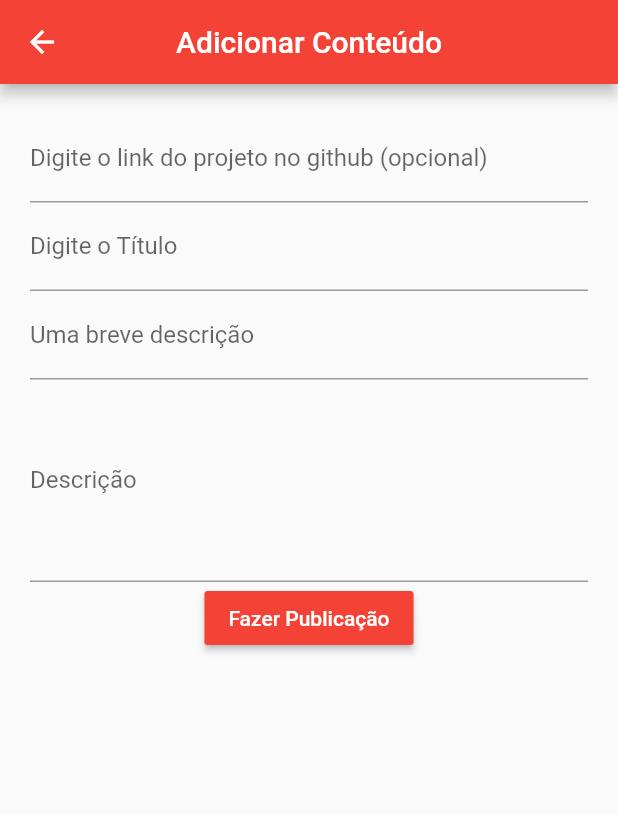
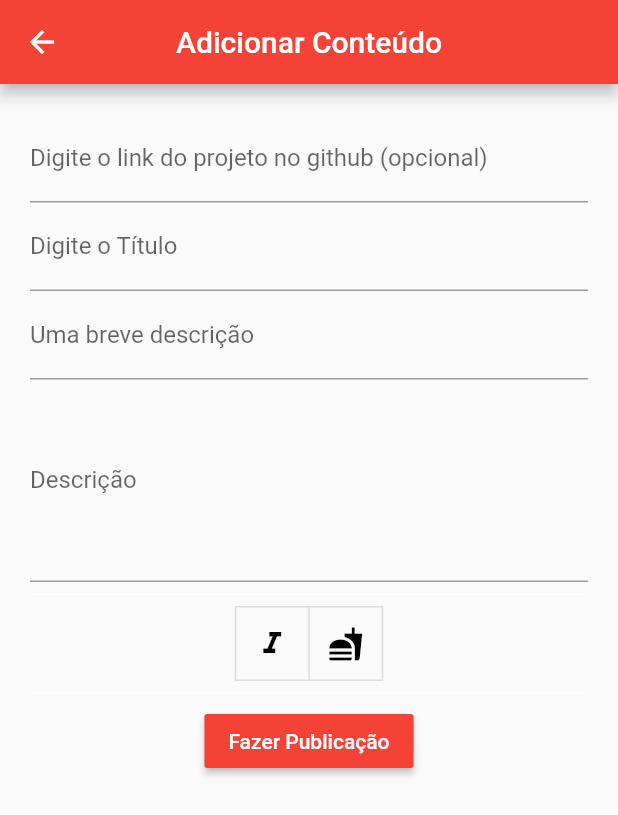
Before and after one commit to ramonpaolo/app-blog-data-science, a Flutter app: the AddConteudo screen opened directly, on a phone screen of 412 x 824 dp. Shown: the top 815 px of the screen. Run offline on Flutter 3.47's test engine with Material 2 defaults, Android fonts, the phone set to English and light mode, and no system bars; our stand-ins replace google_sign_in; missing offline and left inert: mysql1, simple_splashscreen.

```diff
--- a/lib/navigation/Nav.dart
+++ b/lib/navigation/Nav.dart
@@ -77,9 +77,7 @@ class _NavState extends State<Nav> {
       body: index == 0
           ? Home()
           : index == 1
-              ? Chat(
-                  id_user: user["id"],
-                )
+              ? Chat(id_user: user["id"], name: user["name"])
               : index == 2
                   ? Users(
                       email: widget.email,
--- a/lib/routes/chat/Chat.dart
+++ b/lib/routes/chat/Chat.dart
@@ -2,8 +2,10 @@ import 'package:flutter/material.dart';
 import './Visualizacao.dart';
 
 class Chat extends StatefulWidget {
-  Chat({Key key, this.id_user}) : super(key: key);
+  Chat({Key key, this.id_user, this.name}) : super(key: key);
   final int id_user;
+  final String name;
+
   @override
   _ChatState createState() => _ChatState();
 }
@@ -47,7 +49,6 @@ class _ChatState extends State<Chat> {
       "descricao": "Grupo para ajudar você a construir seu Networking :)"
     },
   ];
-
   @override
   void initState() {
     // TODO: implement initState
@@ -68,6 +69,7 @@ class _ChatState extends State<Chat> {
                         context,
                         MaterialPageRoute(
                             builder: (context) => Visualizacao(
+                                  name: widget.name,
                                   titulo: grupos[index]["nome"],
                                   imagem: grupos[index]["imagem"],
                                   id_user: widget.id_user,
--- a/lib/routes/pub/AddConteudo.dart
+++ b/lib/routes/pub/AddConteudo.dart
@@ -15,6 +15,10 @@ class AddConteudo extends StatefulWidget {
 class _AddConteudoState extends State<AddConteudo> {
   final form = GlobalKey<FormState>();
   final snack = GlobalKey<ScaffoldState>();
+
+  List<bool> _selections = List.generate(2, (index) => false);
+
+  FontStyle format_text = FontStyle.normal;
 
   String titulo;
   String rapida_descricao;
@@ -74,7 +78,9 @@ class _AddConteudoState extends State<AddConteudo> {
                     "Breve descrição não informado", rapida_descricao),
                 TextFormField(
                   keyboardType: TextInputType.multiline,
+                  style: TextStyle(fontStyle: format_text),
                   minLines: 5,
+                  enableInteractiveSelection: true,
                   maxLines: 8,
                   decoration: InputDecoration(labelText: "Descrição"),
                   onChanged: (value) {
@@ -83,6 +89,28 @@ class _AddConteudoState extends State<AddConteudo> {
                       print(descricao);
                     });
                   },
+                ),
+                Divider(
+                  color: Colors.white,
+                ),
+                ToggleButtons(
+                  children: [Icon(Icons.format_italic), Icon(Icons.fastfood)],
+                  isSelected: _selections,
+                  onPressed: (index) {
+                    setState(() {
+                      _selections[index] = !_selections[index];
+                      if (_selections[0]) {
+                        format_text = FontStyle.italic;
+                      } else {
+                        format_text = FontStyle.normal;
+                      }
+                    });
+                  },
+                  selectedColor: Colors.red,
+                  color: Colors.black,
+                ),
+                Divider(
+                  color: Colors.white,
                 ),
                 Tooltip(
                   message: "Fazer publicação desse artigo",
```
Also changed, not shown: lib/routes/chat/Visualizacao.dart (+97 -37 lines).
